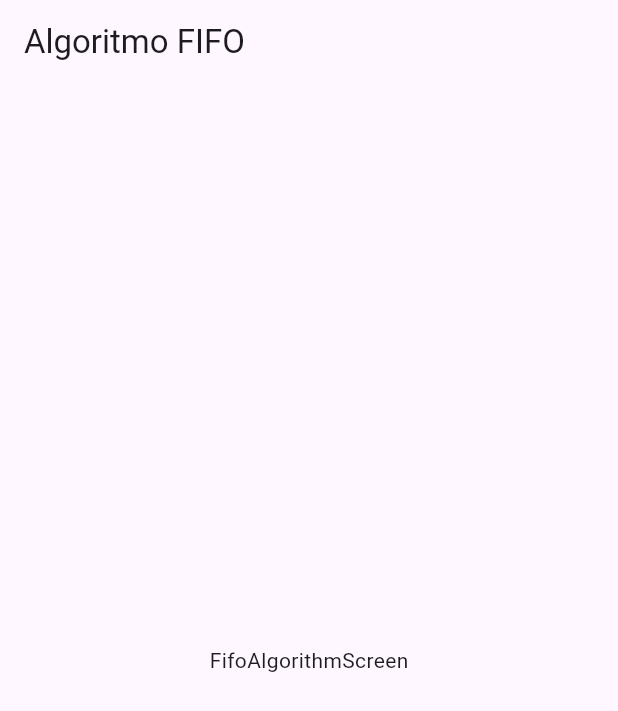
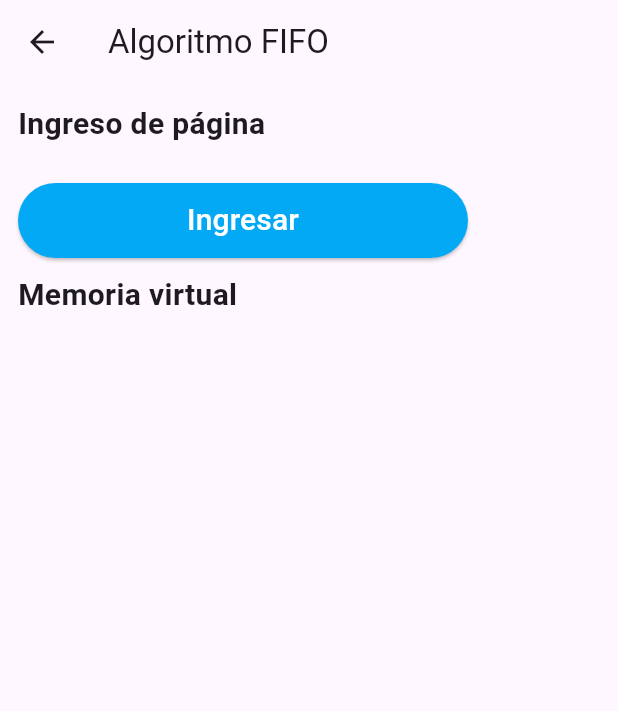
Before and after one commit to joseboba/memory-so-2, a Flutter app: the FifoAlgorithmScreen screen opened by its route, on a phone screen of 412 x 824 dp. Shown: the top 711 px of the screen. Run offline on Flutter 3.47's test engine with Material 3 defaults, Android fonts, the phone set to English and light mode, and no system bars; our stand-ins replace bloc, equatable, flutter_bloc, get_it, go_router.

Commit message:
FIFO Algorithm added

```diff
--- a/lib/config/router/app_router.dart
+++ b/lib/config/router/app_router.dart
@@ -13,6 +13,6 @@ final appRouter = GoRouter(routes: [
 
 final menuItems = <MenuItem>[
   MenuItem('Reloj', Icons.access_time_outlined, '/clock'),
-  MenuItem('FIFO', Icons.stacked_bar_chart_sharp, '/nru'),
+  MenuItem('FIFO', Icons.stacked_bar_chart_sharp, '/fifo'),
   MenuItem('NRU', Icons.account_tree_sharp, '/nru'),
 ];
--- /dev/null
+++ b/lib/domain/entities/fifo_column.dart
@@ -0,0 +1,6 @@
+import './fifo_element.dart';
+
+class FifoColumn {
+  final List<FifoElement> fifoElements;
+  FifoColumn({required this.fifoElements});
+}
--- /dev/null
+++ b/lib/domain/entities/fifo_element.dart
@@ -0,0 +1,8 @@
+class FifoElement {
+
+final String page;
+final int time;
+
+FifoElement({this.page = '', this.time = 0});
+
+}
--- a/lib/main.dart
+++ b/lib/main.dart
@@ -2,6 +2,7 @@ import 'package:flutter/material.dart';
 import 'package:flutter_bloc/flutter_bloc.dart';
 import 'package:memory/config/config.dart';
 import 'package:memory/presentation/blocs/blocs.dart';
+import 'package:memory/presentation/blocs/fifo/fifo_bloc.dart';
 import 'package:memory/presentation/blocs/nru/nru_bloc.dart';
 
 void main()  {
@@ -18,7 +19,8 @@ class BlocProviders extends StatelessWidget {
     return MultiBlocProvider(
         providers: [
           BlocProvider(create: (_) => getIt<NruBloc>()),
-          BlocProvider(create: (_) => getIt<ClockBloc>())
+          BlocProvider(create: (_) => getIt<ClockBloc>()),
+          BlocProvider(create: (_) => getIt<FifoBloc>())
         ],
         child: const MyApp()
     );
--- /dev/null
+++ b/lib/presentation/blocs/fifo/fifo_event.dart
@@ -0,0 +1,28 @@
+part of 'fifo_bloc.dart';
+
+abstract class FifoEvent extends Equatable {
+  const FifoEvent();
+
+  @override
+  List<Object> get props => [];
+}
+
+class Restart extends FifoEvent {}
+
+class AddFifoElement extends FifoEvent {
+  final FifoElement fifoElement;
+
+  const AddFifoElement(this.fifoElement);
+
+  @override
+  List<Object> get props => [fifoElement];
+}
+
+class AddFifoColumn extends FifoEvent {
+  final FifoColumn fifoColumn;
+
+  const AddFifoColumn(this.fifoColumn);
+
+  @override
+  List<Object> get props => [fifoColumn];
+}
--- /dev/null
+++ b/lib/presentation/blocs/fifo/fifo_state.dart
@@ -0,0 +1,23 @@
+part of 'fifo_bloc.dart';
+
+class FifoState extends Equatable {
+
+  final List<FifoColumn> fifoColumns;
+  final int lastFifoElementNumber;
+
+  const FifoState({required this.fifoColumns, this.lastFifoElementNumber = 0});
+
+  FifoState copyWith({
+    List<FifoColumn>? fifoColumns,
+    int? lastFifoElementNumber,
+  }) {
+    return FifoState(
+      fifoColumns: fifoColumns ?? this.fifoColumns,
+      lastFifoElementNumber: lastFifoElementNumber ?? this.lastFifoElementNumber
+    );
+  }
+
+  @override
+  List<Object> get props => [fifoColumns, lastFifoElementNumber];
+
+}
--- a/lib/presentation/blocs/service_locator.dart
+++ b/lib/presentation/blocs/service_locator.dart
@@ -1,5 +1,6 @@
 import 'package:get_it/get_it.dart';
 import 'package:memory/presentation/blocs/blocs.dart';
+import 'package:memory/presentation/blocs/fifo/fifo_bloc.dart';
 import 'package:memory/presentation/blocs/nru/nru_bloc.dart';
 
 GetIt getIt = GetIt.instance;
@@ -7,4 +8,5 @@ GetIt getIt = GetIt.instance;
 void serviceLocatorInit() {
   getIt.registerSingleton(NruBloc());
   getIt.registerSingleton(ClockBloc());
+  getIt.registerSingleton(FifoBloc());
 }
--- a/lib/presentation/screens/algorithms/fifo/fifo_algorithm_screen.dart
+++ b/lib/presentation/screens/algorithms/fifo/fifo_algorithm_screen.dart
@@ -1,17 +1,114 @@
 import 'package:flutter/material.dart';
+import 'package:flutter_bloc/flutter_bloc.dart';
+import 'package:memory/domain/entities/fifo_element.dart';
+import 'package:memory/presentation/blocs/fifo/fifo_bloc.dart';
+import 'package:memory/presentation/screens/algorithms/nru/nru_algorithm_screen.dart';
+import 'package:memory/presentation/widgets/shared/fifo_memory_column.dart';
 
 class FifoAlgorithmScreen extends StatelessWidget {
   const FifoAlgorithmScreen({super.key});
 
   @override
   Widget build(BuildContext context) {
+
+    final fifoState = context.watch<FifoBloc>().state;
+    final ScrollController controller = ScrollController();
+
     return Scaffold(
       appBar: AppBar(
         title: const Text('Algoritmo FIFO'),
+        leading: IconButton(
+          icon: const Icon(Icons.arrow_back),
+          onPressed: () {
+            Navigator.pop(context, true);
+            context.read<FifoBloc>().add((Restart()));
+          },
+        ),
       ),
-      body: const Center(
-        child: Text('FifoAlgorithmScreen'),
+      body: SingleChildScrollView(
+        child: Padding(
+          padding: const EdgeInsets.all(12),
+          child: Column(
+            crossAxisAlignment: CrossAxisAlignment.start,
+            children: [
+              const Text(
+                'Ingreso de página',
+                style: TextStyle(
+                  fontSize: 20,
+                  fontWeight: FontWeight.bold
+                ),
+              ),
+              const SizedBox(
+                height: 15,
+              ),
+              Container(
+                height: 50,
+                width: 300,
+                margin: const EdgeInsets.only(top: 10, bottom: 10),
+                child: createButton(
+                  textButton: 'Ingresar',
+                  state: fifoState,
+                  context: context
+                ),
+              ),
+              const Text(
+                'Memoria virtual',
+                style: TextStyle(
+                  fontSize: 20,
+                  fontWeight: FontWeight.bold
+                ),
+              ),
+              Container(
+                width: double.infinity,
+                height: 500,
+                padding: const EdgeInsets.only(top: 15),
+                child: fifoState.fifoColumns.isNotEmpty ?
+                ScrollConfiguration(
+                  behavior: MyCustomScrollBehavior(),
+                  child: ListView.builder(
+                    controller: controller,
+                    itemCount: fifoState.fifoColumns.length,
+                    scrollDirection: Axis.horizontal,
+                    itemBuilder: (BuildContext context, int index) {
+                      return Row(
+                        children: [
+                          FifoMemoryColumn(fifoColumn: fifoState.fifoColumns[index]),
+                          const SizedBox(width: 10)
+                        ],
+                      );
+                    },
+                  ),
+                )
+                : const SizedBox()
+              ),
+              const SizedBox(
+                height: 10,
+              )
+            ],
+          ),
+        ),
       ),
     );
   }
+
+  Widget createButton({String textButton = 'Botón', required FifoState state, required BuildContext context}) {
+
+    return ElevatedButton(
+      onPressed: () => {
+        context.read<FifoBloc>().add(AddFifoElement(FifoElement(page: (state.lastFifoElementNumber + 1).toString(), time: state.lastFifoElementNumber + 1)))
+      },
+      style: ElevatedButton.styleFrom(
+        backgroundColor: Colors.lightBlue
+      ),
+      child: Text(
+        textButton,
+        style: const TextStyle(
+          color: Colors.white,
+          fontSize: 20
+        ),
+      ),
+    );
+
+  }
+
 }
--- a/lib/presentation/widgets/widgets.dart
+++ b/lib/presentation/widgets/widgets.dart
@@ -1,3 +1,4 @@
 export 'shared/main_menu.dart';
 export 'shared/memory_page.dart';
 export 'shared/memory_column.dart';
+export 'shared/fifo_memory_column.dart';
```
Also changed, not shown: lib/presentation/blocs/fifo/fifo_bloc.dart (added, +60 -0 lines), lib/presentation/widgets/shared/fifo_memory_column.dart (added, +36 -0 lines).
